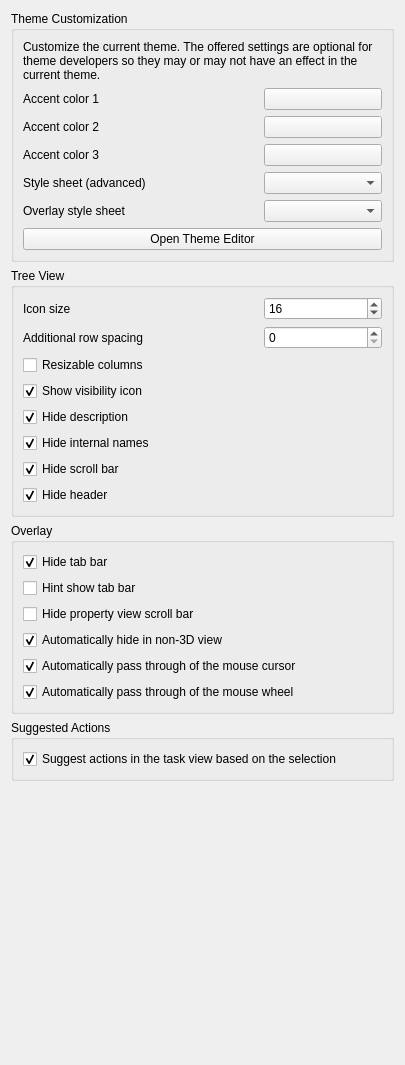
Qt form src/Gui/PreferencePages/DlgSettingsUI.ui (southseact-3d/fcd) before a commit.
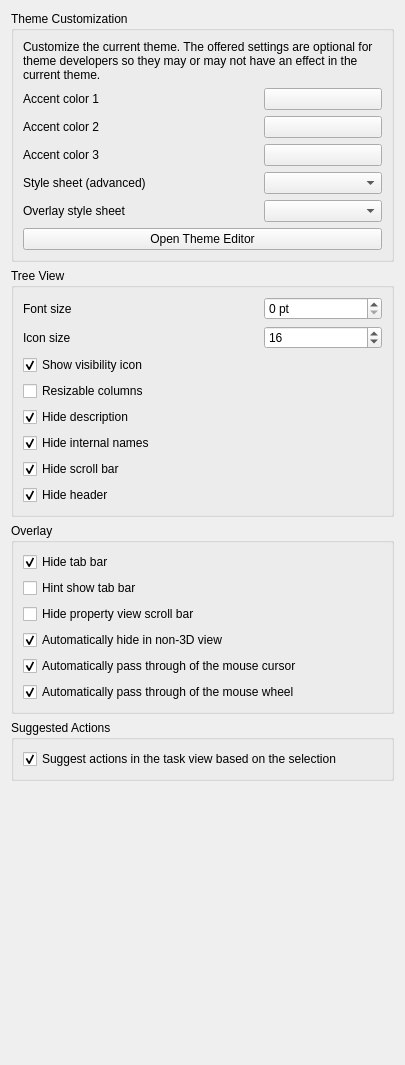
The same form after that commit. Custom widgets are drawn as their Qt base class.

Commit message: Gui: Organize tree view preferences (#21867)

The edit to the form file:
```diff
--- a/src/Gui/PreferencePages/DlgSettingsUI.ui
+++ b/src/Gui/PreferencePages/DlgSettingsUI.ui
@@ -227,6 +227,34 @@
        </widget>
       </item>
       <item row="0" column="1">
+       <widget class="Gui::PrefSpinBox" name="fontSizeSpinBox">
+        <property name="toolTip">
+         <string>Font size override, set to 0 for the default value.</string>
+        </property>
+        <property name="minimum">
+         <number>0</number>
+        </property>
+        <property name="maximum">
+         <number>100</number>
+        </property>
+        <property name="singleStep">
+         <number>1</number>
+        </property>
+        <property name="suffix">
+         <string> pt</string>
+        </property>
+        <property name="value">
+         <number>0</number>
+        </property>
+        <property name="prefPath" stdset="0">
+         <cstring>TreeView</cstring>
+        </property>
+        <property name="prefEntry" stdset="0">
+         <cstring>FontSize</cstring>
+        </property>
+       </widget>
+      </item>
+      <item row="1" column="1">
        <widget class="Gui::PrefSpinBox" name="iconSizeSpinBox">
         <property name="toolTip">
          <string>Icon size override, set to 0 for the default value.</string>
@@ -245,17 +273,8 @@
         </property>
        </widget>
       </item>
-      <item row="1" column="0">
-       <widget class="QLabel" name="rowSpacingLabel">
-        <property name="text">
-         <string>Additional row spacing</string>
-        </property>
-        <property name="buddy">
-         <cstring>rowSpacingSpinBox</cstring>
-        </property>
-       </widget>
-      </item>
-      <item row="2" column="0" colspan="2">
+
+      <item row="3" column="0" colspan="2">
        <widget class="Gui::PrefCheckBox" name="resizableColumnsCheckBox">
         <property name="toolTip">
          <string>Allow tree view columns to be manually resized.</string>
@@ -271,7 +290,7 @@
         </property>
        </widget>
       </item>
-      <item row="0" column="0">
+      <item row="1" column="0">
        <widget class="QLabel" name="iconSizeLabel">
         <property name="text">
          <string>Icon size</string>
@@ -281,26 +300,17 @@
         </property>
        </widget>
       </item>
-      <item row="1" column="1">
-       <widget class="Gui::PrefSpinBox" name="rowSpacingSpinBox">
-        <property name="toolTip">
-         <string>Additional spacing for tree view rows. Bigger values will increase row item heights.</string>
+      <item row="0" column="0">
+       <widget class="QLabel" name="fontSizeLabel">
+        <property name="text">
+         <string>Font size</string>
         </property>
-        <property name="singleStep">
-         <number>1</number>
-        </property>
-        <property name="value">
-         <number>0</number>
-        </property>
-        <property name="prefEntry" stdset="0">
-         <cstring>ItemSpacing</cstring>
-        </property>
-        <property name="prefPath" stdset="0">
-         <cstring>TreeView</cstring>
+        <property name="buddy">
+         <cstring>fontSizeSpinBox</cstring>
         </property>
        </widget>
       </item>
-      <item row="3" column="0" colspan="2">
+      <item row="2" column="0" colspan="2">
        <widget class="Gui::PrefCheckBox" name="showVisibilityIconCheckBox">
         <property name="toolTip">
          <string>Displays an eye icon in front of the tree view items, showing their visibility status. When clicked the visibility is toggled.</string>
```
Left out of the diff: 14 changed lines with no effect on the pictures. The commit also changes 4 other files.
